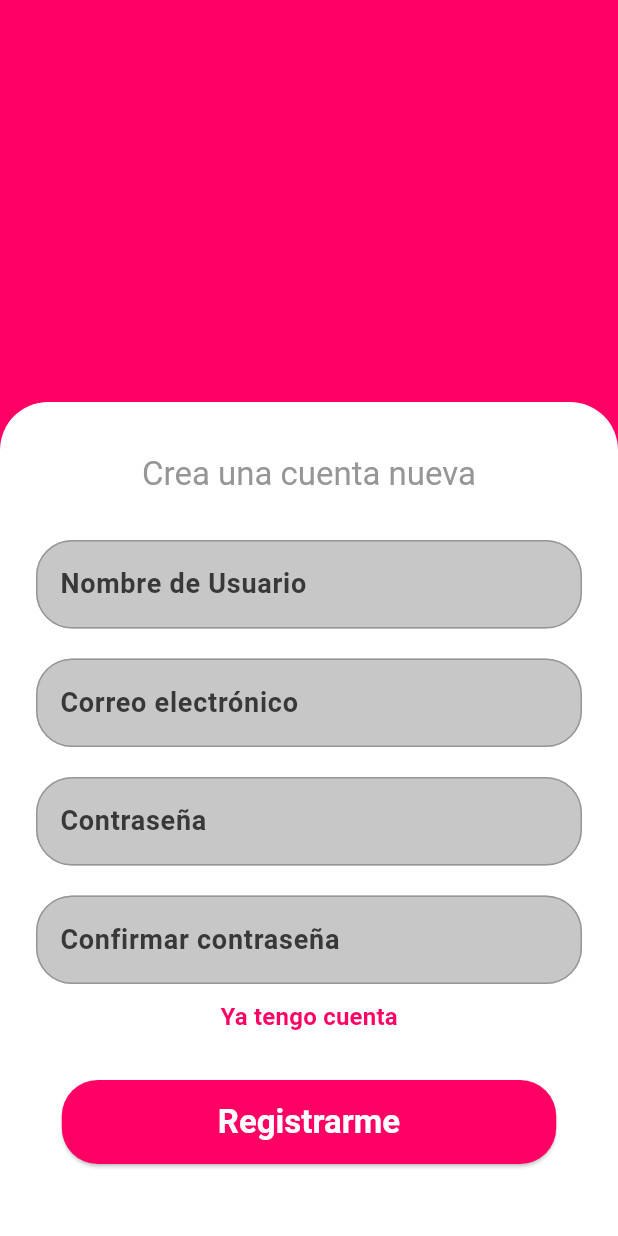
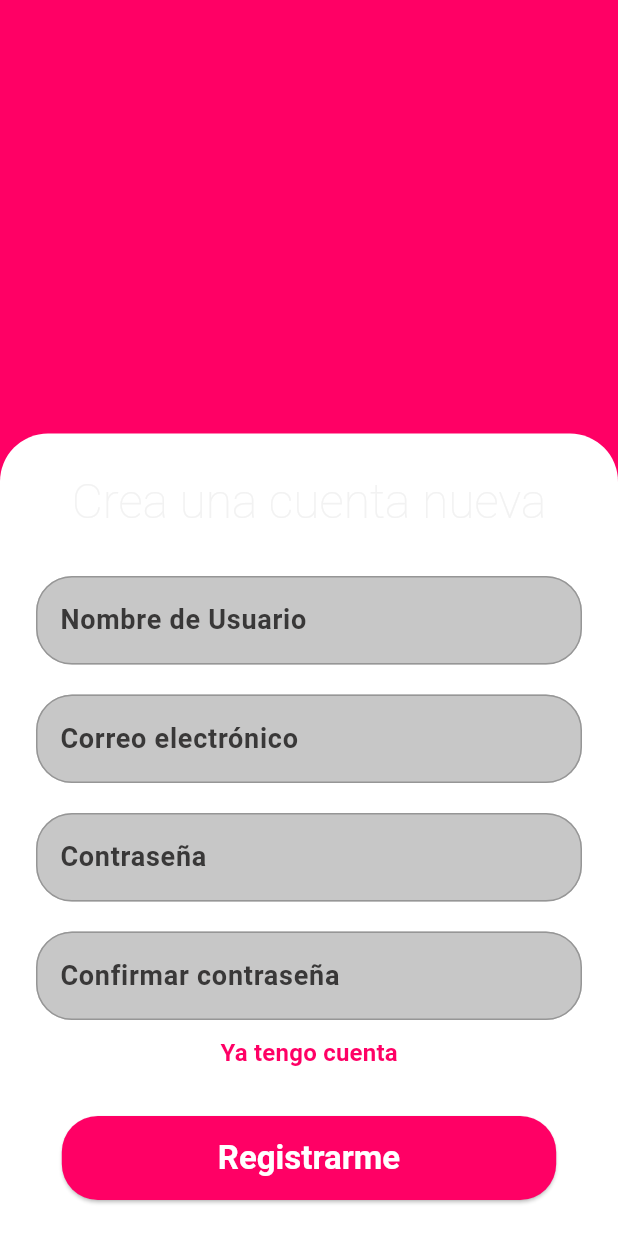
Before and after one commit to dmt947/harmoniq, a Flutter app: the SignupPage screen opened directly, on a phone screen of 412 x 824 dp. Run offline on Flutter 3.47's test engine with Material 3 defaults, Android fonts, the phone set to English and light mode, and no system bars; our stand-ins replace firebase_auth, firebase_core, google_sign_in; accounts and stored records are empty; generated files the repository leaves out were written again.

Commit message:
refactor(signup): optimize SignupPage, add keyboard dismissal and username handling
- Added FocusScope.of(context).unfocus() to dismiss keyboard on sign up
- Simplified password validation logic
- Loading state managed via _setLoadingWhile helper to reduce duplication
- Automatically set displayName
- UI improvements and clearer error messages

```diff
--- a/lib/screens/SignupPage.dart
+++ b/lib/screens/SignupPage.dart
@@ -13,37 +13,121 @@ class SignupPage extends StatefulWidget {
 class _SignupPageState extends State<SignupPage> {
   final FirebaseAuth _auth = FirebaseAuth.instance;
 
-  final TextEditingController userController = TextEditingController();
-  final TextEditingController emailController = TextEditingController();
-  final TextEditingController passwordController = TextEditingController();
-  final TextEditingController confirmPasswordController =
-      TextEditingController();
+  final _userController = TextEditingController();
+  final _emailController = TextEditingController();
+  final _passwordController = TextEditingController();
+  final _confirmPasswordController = TextEditingController();
+
   bool _loading = false;
-  String _message = '';
 
-  Future<void> signIn() async {
-    if (passwordController.text.trim() ==
-        confirmPasswordController.text.trim()) {
-      createUser();
+  Future<void> _signUp() async {
+    FocusScope.of(context).unfocus();
+
+    final email = _emailController.text.trim();
+    final password = _passwordController.text.trim();
+    final confirmPassword = _confirmPasswordController.text.trim();
+    final username = _userController.text.trim();
+
+    if (email.isEmpty || password.isEmpty || username.isEmpty) {
+      _showError('Completa todos los campos');
+      return;
+    }
+
+    if (password != confirmPassword) {
+      _showError('Las contraseñas no coinciden');
+      return;
+    }
+
+    await _setLoadingWhile(() async {
+      final userCredential = await _auth.createUserWithEmailAndPassword(
+        email: email,
+        password: password,
+      );
+
+      await userCredential.user?.updateDisplayName(username);
+
+      // Auto Sign In
+      await _auth.signInWithEmailAndPassword(email: email, password: password);
+    }).catchError((e) {
+      if (e is FirebaseAuthException) {
+        String msg = switch (e.code) {
+          'email-already-in-use' => 'El correo ya ha sido registrado',
+          'weak-password' => 'La contraseña debe tener más de 6 caracteres',
+          _ => 'Error al registrar: ${e.message}',
+        };
+        _showError(msg);
       } else {
-      _message = 'La contraseña debe concidir';
+        _showError('Ocurrio un error inesperado: $e');
+      }
+    });
+  }
+
+  void _showError(String msg) {
+    ScaffoldMessenger.of(context).showSnackBar(SnackBar(content: Text(msg)));
+  }
+
+  // Encapsulates setState on async operations
+  Future<void> _setLoadingWhile(Future<void> Function() action) async {
+    setState(() => _loading = true);
+    try {
+      await action();
+    } finally {
+      setState(() => _loading = false);
     }
   }
 
-  Future<void> createUser() async {
-    setState(() => _loading = true);
-
-    try {
-      await _auth.createUserWithEmailAndPassword(
-        email: emailController.text.trim(),
-        password: passwordController.text.trim(),
-      );
-    } on FirebaseAuthException catch (e) {
-      setState(() => _loading = false);
-      ScaffoldMessenger.of(context).showSnackBar(
-        SnackBar(content: Text(e.message ?? 'Error al registrarse')),
+  Widget _buildTextField(
+    TextEditingController controller,
+    String label, {
+    bool obscure = false,
+    TextInputType keyboard = TextInputType.text,
+  }) {
+    return TextField(
+      controller: controller,
+      obscureText: obscure,
+      keyboardType: keyboard,
+      decoration: InputDecoration(labelText: label),
     );
   }
+
+  Widget _buildFormFields(BuildContext context) {
+    return Column(
+      children: [
+        _buildTextField(_userController, 'Nombre de Usuario'),
+        const SizedBox(height: 20),
+        _buildTextField(
+          _emailController,
+          'Correo electrónico',
+          keyboard: TextInputType.emailAddress,
+        ),
+        const SizedBox(height: 20),
+        _buildTextField(_passwordController, 'Contraseña', obscure: true),
+        const SizedBox(height: 20),
+        _buildTextField(
+          _confirmPasswordController,
+          'Confirmar contraseña',
+          obscure: true,
+        ),
+        const SizedBox(height: 10),
+        GestureDetector(
+          onTap: () {
+            Navigator.pushReplacement(
+              context,
+              MaterialPageRoute(builder: (_) => const LoginPage()),
+            );
+          },
+          child: Text(
+            'Ya tengo cuenta',
+            style: Theme.of(context).textTheme.titleMedium,
+          ),
+        ),
+      ],
+    );
+  }
+
+  Widget _buildButtons() {
+    return Blockbutton(onPressed: _signUp, child: const Text('Registrarme'));
+    //TODO: Add Google Button
   }
 
   @override
@@ -57,10 +141,7 @@ class _SignupPageState extends State<SignupPage> {
                 : Stack(
                   children: [
                     Container(
-                      //TO DO: Add background image
-                      // Background of the screen
                       color: Theme.of(context).appBarTheme.backgroundColor,
-                      child: Align(alignment: Alignment.bottomCenter),
                     ),
                     Align(
                       alignment: Alignment.bottomCenter,
@@ -74,101 +155,29 @@ class _SignupPageState extends State<SignupPage> {
                           reverse: true,
                           child: Center(
                             child: Container(
-                              padding: EdgeInsets.all(24),
+                              padding: const EdgeInsets.all(24),
                               decoration: BoxDecoration(
                                 color:
                                     Theme.of(context).scaffoldBackgroundColor,
-                                borderRadius: BorderRadius.only(
-                                  topLeft: Radius.circular(32),
-                                  topRight: Radius.circular(32),
+                                borderRadius: const BorderRadius.vertical(
+                                  top: Radius.circular(32),
                                 ),
                               ),
-                              child: Padding(
-                                padding: EdgeInsets.only(top: 10),
                               child: Column(
                                 crossAxisAlignment: CrossAxisAlignment.center,
                                 children: [
-                                    Center(
-                                      child: Text(
+                                  Text(
                                     'Crea una cuenta nueva',
                                     style:
                                         Theme.of(
                                           context,
-                                            ).textTheme.titleLarge,
+                                        ).textTheme.headlineMedium,
                                   ),
-                                    ),
-                                    SizedBox(height: 30,),
-                                    Column(
-                                      children: [
-                                        TextField(
-                                          controller: userController,
-                                          decoration: const InputDecoration(
-                                            labelText: 'Nombre de Usuario',
-                                          ),
-                                        ),
-                                        SizedBox(height: 20),
-                                        TextField(
-                                          controller: emailController,
-                                          keyboardType:
-                                              TextInputType.emailAddress,
-                                          decoration: const InputDecoration(
-                                            labelText: 'Correo electrónico',
-                                          ),
-                                        ),
-                                        SizedBox(height: 20),
-                                        TextField(
-                                          controller: passwordController,
-                                          obscureText: true,
-                                          decoration: const InputDecoration(
-                                            labelText: 'Contraseña',
-                                          ),
-                                        ),
-                                        SizedBox(height: 20),
-                                        TextField(
-                                          controller: confirmPasswordController,
-                                          obscureText: true,
-                                          decoration: const InputDecoration(
-                                            labelText: 'Confirmar contraseña',
-                                          ),
-                                        ),
-                                        SizedBox(height: 10),
-                                        Center(
-                                          child: GestureDetector(
-                                            onTap: () {
-                                              Navigator.push(
-                                                context,
-                                                MaterialPageRoute(
-                                                  builder: (_) => LoginPage(),
-                                                ),
-                                              );
-                                            },
-                                            child: Text(
-                                              'Ya tengo cuenta',
-                                              style:
-                                                  Theme.of(
-                                                    context,
-                                                  ).textTheme.titleMedium,
-                                            ),
-                                          ),
-                                        ),
+                                  const SizedBox(height: 30),
+                                  _buildFormFields(context),
+                                  const SizedBox(height: 30),
+                                  _buildButtons(),
                                 ],
-                                    ),
-                                    SizedBox(height: 30),
-                                    Blockbutton(
-                                      onPressed: signIn,
-                                      child: Text('Registrarme'),
-                                    ),
-                                    Text(
-                                      _message,
-                                      style: Theme.of(
-                                        context,
-                                      ).textTheme.titleMedium!.copyWith(
-                                        color:
-                                            Theme.of(context).colorScheme.error,
-                                      ),
-                                    ),
-                                  ],
-                                ),
                               ),
                             ),
                           ),
```
Lines whose indentation alone changed are shown as unchanged.
